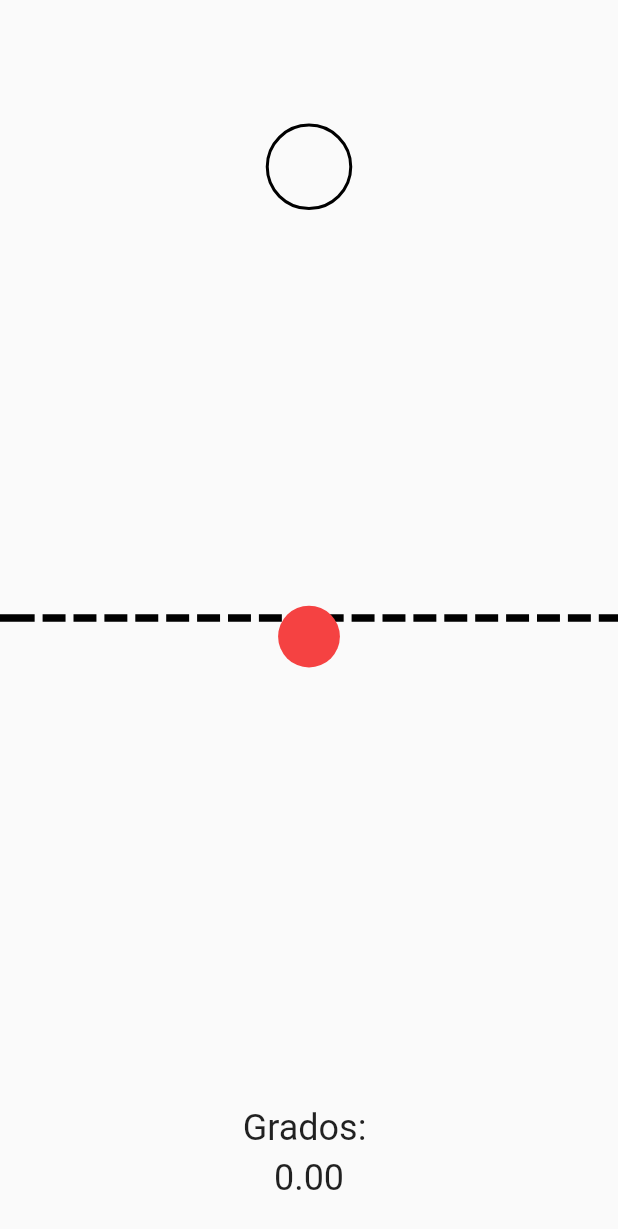
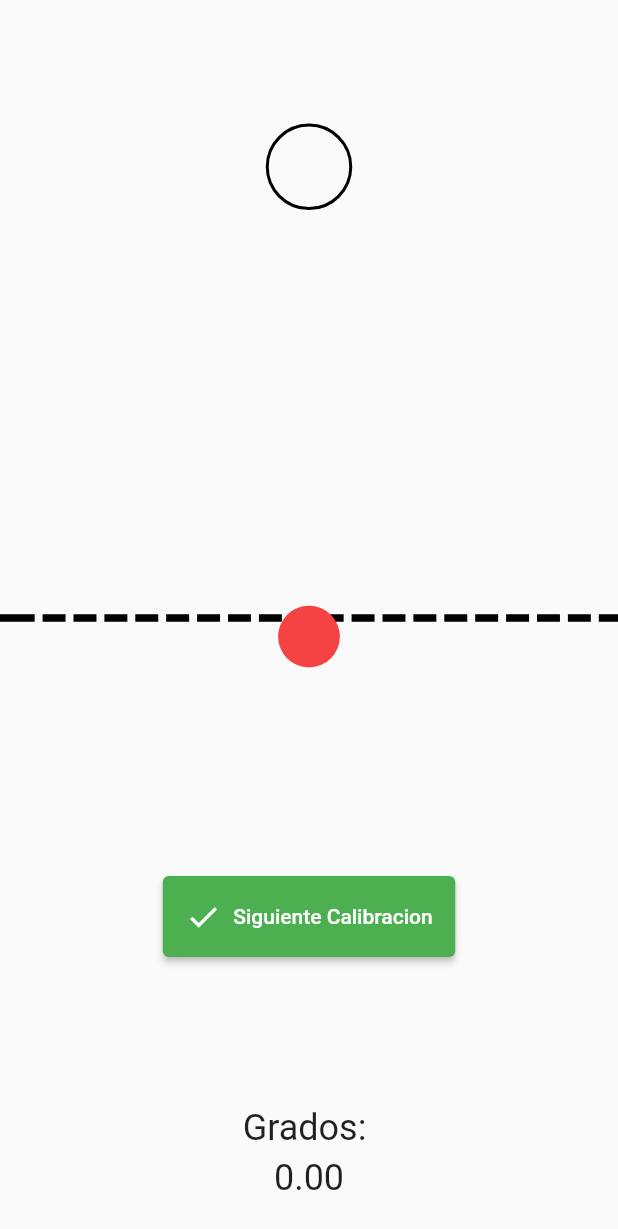
Before and after one commit to GaboLozaLucero/gyroscope, a Flutter app: the screen it shows after launch, on a phone screen of 412 x 824 dp. Shown: the top 1229 px of the screen. Run offline on Flutter 3.47's test engine with Material 2 defaults, Android fonts, the phone set to English and light mode, and no system bars; our stand-ins replace get, sensors; missing offline and left inert: vibrate.

Commit message:
separated getBuilders

```diff
--- a/lib/controllers/home_controller.dart
+++ b/lib/controllers/home_controller.dart
@@ -12,10 +12,12 @@ class HomeController extends GetxController {
   double _degrees = 0.0;
   Color _ballColor = Color.fromRGBO(245, 66, 66, 1);
   double _topPosition = 0.0;
+  bool _buttonActivation = false;
 
   get degrees => _degrees;
   get color => _ballColor;
   get topPosition => _topPosition;
+  get buttonActivation => _buttonActivation;
 
 
 
@@ -25,13 +27,17 @@ class HomeController extends GetxController {
         double normOfG = math.sqrt(event.x * event.x + event.y * event.y + event.z * event.z);
       this._degrees = yInclination(event.y, normOfG);
 
-      if (this._degrees > 59.5 && this._degrees < 61.5) {
+      if (this._degrees > 59.0 && this._degrees < 62.5) {
         _ballColor = Color.fromRGBO(66, 245, 69, 1);
         Vibrate.feedback(FeedbackType.light);
+        this._buttonActivation = true;
+        update(['btn']);
+
       } else {
         _ballColor = Color.fromRGBO(245, 66, 66, 1);
+        //this._buttonActivation = false;
       }
-      update();
+      update(['ball']);
 
     });
     });
@@ -40,7 +46,7 @@ class HomeController extends GetxController {
 
   double move(double degrees, Size size){
     this._topPosition = ((size.height/180)*degrees)+ (size.height * 0.46);
-    update();
+
     return this._topPosition;
 
   }
--- a/lib/pages/home_page.dart
+++ b/lib/pages/home_page.dart
@@ -9,20 +9,17 @@ class HomePage extends StatelessWidget {
     final size = MediaQuery.of(context).size;
     return GetBuilder(
       init: HomeController(),
-
       builder: (_) => Scaffold(
         body: SafeArea(
           child: Stack(
             children: [
-              _background(_.degrees, size),
+              _background(size, _.buttonActivation),
               CustomPaint(
                 painter: groundLinePainter(),
                 size: size,
               ),
               _goal(size),
-              _ball(size, _.color,_.move(_.degrees, size)),
-
-
+              _ball(size),
             ],
           ),
         ),
@@ -30,13 +27,15 @@ class HomePage extends StatelessWidget {
     );
   }
 
-  Widget _background(double degrees, Size size) {
+  Widget _background(Size size, bool activated) {
     return Column(
       mainAxisAlignment: MainAxisAlignment.end,
       //crossAxisAlignment: CrossAxisAlignment.center,
       children: [
-
-
+        _button(),
+        SizedBox(
+          height: 100,
+        ),
         Text(
           'Grados: ',
           style: TextStyle(fontSize: 24),
@@ -45,9 +44,14 @@ class HomePage extends StatelessWidget {
           width: double.infinity,
           height: 5.0,
         ),
-        Text(
-          degrees.toStringAsFixed(2),
+        GetBuilder<HomeController>(
+          id: 'text',
+          builder: (_) {
+            return Text(
+              _.degrees.toStringAsFixed(2),
               style: TextStyle(fontSize: 24),
+            );
+          },
         ),
         SizedBox(
           height: 25.0,
@@ -56,10 +60,11 @@ class HomePage extends StatelessWidget {
     );
   }
 
-  Widget _ball(Size size, Color color, double topPosition) {
-
-    return Positioned(
-      bottom: topPosition,
+  Widget _ball(Size size) {
+    return GetBuilder<HomeController>(
+      id: 'ball',
+      builder: (_) => Positioned(
+        bottom: _.move(_.degrees, size),
         left: (size.width * 0.5) - (size.height * 0.025),
         child: Container(
           margin: EdgeInsets.zero,
@@ -68,7 +73,8 @@ class HomePage extends StatelessWidget {
           width: size.height * 0.05,
           decoration: BoxDecoration(
             borderRadius: BorderRadius.circular(100),
-          color: color,
+            color: _.color,
+          ),
         ),
       ),
     );
@@ -76,7 +82,7 @@ class HomePage extends StatelessWidget {
 
   Widget _goal(Size size) {
     return Positioned(
-          top: (size.height * 0.10) ,
+      top: (size.height * 0.10),
       left: (size.width * 0.5) - (size.height * 0.035),
       child: Container(
         margin: EdgeInsets.zero,
@@ -85,10 +91,35 @@ class HomePage extends StatelessWidget {
         width: size.height * 0.07,
         decoration: BoxDecoration(
             borderRadius: BorderRadius.circular(100),
-
-          border: Border.all(width: 2.0, color: Colors.black)
+            border: Border.all(width: 2.0, color: Colors.black)),
       ),
-      ),);
+    );
   }
 
+  Widget _button() {
+    return GetBuilder<HomeController>(
+      id: 'btn',
+      builder: (_) {
+        return ElevatedButton.icon(
+          onPressed: (){print('Botn');},
+          icon: Icon(Icons.check),
+          label: Text('Siguiente Calibracion'),
+          style: ButtonStyle(
+            padding: MaterialStateProperty.resolveWith<EdgeInsetsGeometry>(
+              (Set<MaterialState> states) {
+                return EdgeInsets.all(15.0);
+              },
+            ),
+            backgroundColor: MaterialStateProperty.resolveWith<Color>(
+              (Set<MaterialState> states) {
+                if (!states.contains(MaterialState.disabled))
+                  return Colors.green;
+                return null; // Use the component's default.
+              },
+            ),
+          ),
+        );
+      },
+    );
   }
+}
```
Also changed, not shown: 1 other file. Lines whose indentation alone changed are shown as unchanged.
